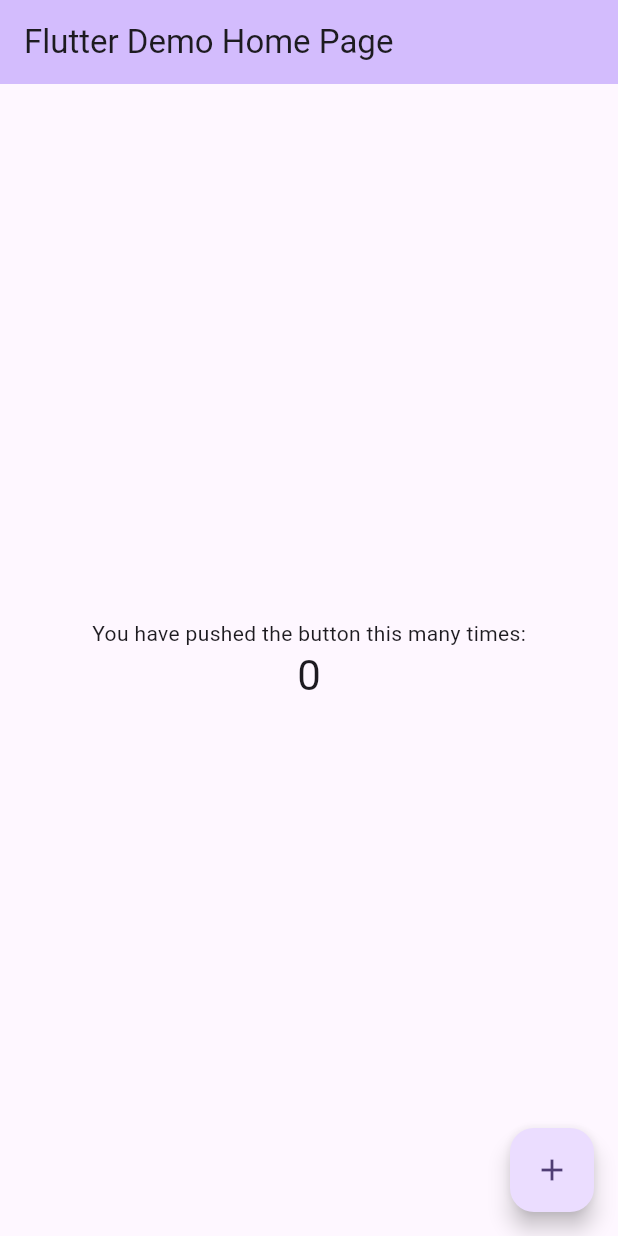
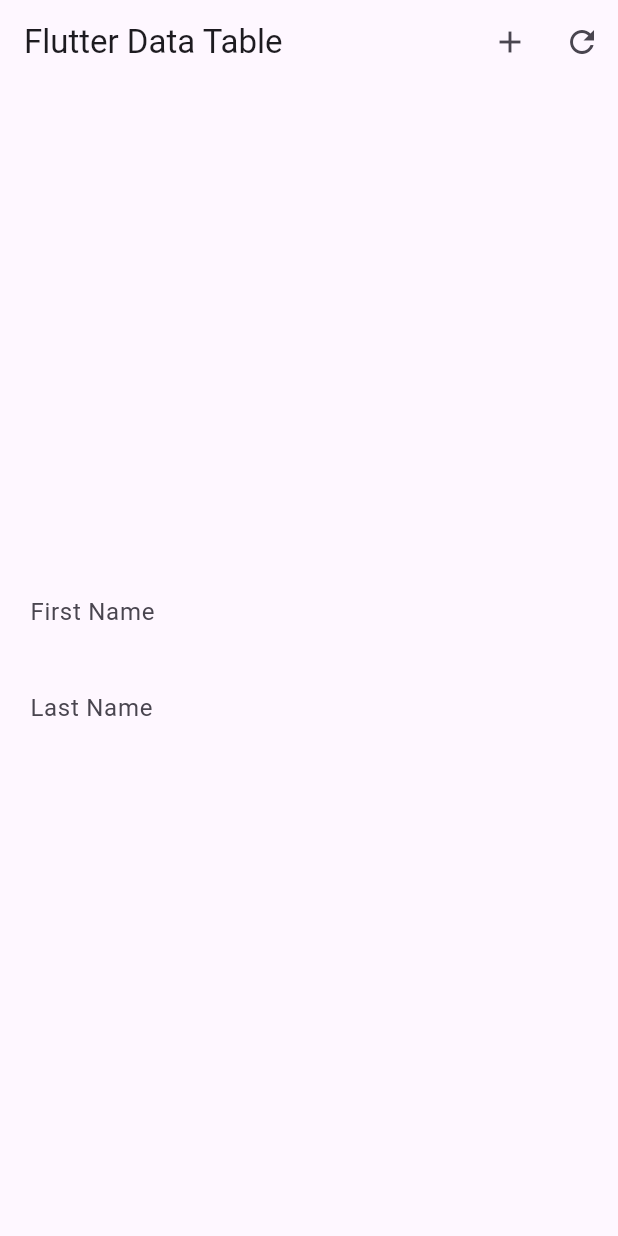
Before and after one commit to mkunal024/Flutter_projects, a Flutter app: the screen it shows after launch, on a phone screen of 412 x 824 dp. Run offline on Flutter 3.47's test engine with Material 3 defaults, Android fonts, the phone set to English and light mode, and no system bars.

Commit message:
PHP+UI(Flutter)

```diff
--- /dev/null
+++ b/CRUD/lab/lib/DataTableDemo.dart
@@ -0,0 +1,138 @@
+import 'package:flutter/material.dart';
+import 'package:flutter/rendering.dart';
+import 'Employee.dart';
+import 'Services.dart';
+
+class DataTableDemo extends StatefulWidget
+{
+  DataTableDemo(): super();
+  final String title = 'Flutter Data Table';
+
+  @override
+  State<StatefulWidget> createState()
+  {
+    return DataTableDemoState();
+  }
+}
+
+
+class DataTableDemoState extends State<DataTableDemo> {
+  late List <Employee> _employees;
+  late GlobalKey <ScaffoldState> _scaffoldKey;
+  late TextEditingController _firstNameController;
+  late TextEditingController _lastNameController;
+  late Employee _selectedEmployee;
+  late bool _isUpdating;
+  late String _titleProgress;
+
+  @override
+  void initState() {
+    super.initState();
+    _employees = [];
+    _isUpdating = false;
+    _titleProgress = widget.title;
+    _scaffoldKey = GlobalKey();
+    _firstNameController = TextEditingController();
+    _lastNameController = TextEditingController();
+  }
+
+  _showProgress(String message) {
+    setState(() {
+      _titleProgress = message;
+    });
+  }
+
+  _showSnackBar(context, message) {
+    //New enter
+    ScaffoldMessenger.of(context).showSnackBar(SnackBar(
+      content: Text("Incremented"), duration: Duration(milliseconds: 300),),);
+  }
+
+  _clearValues() {
+    _firstNameController.text = '';
+    _lastNameController.text = '';
+  }
+
+  _createTable() {
+    _showProgress('Creating table ... ');
+    Services.createTable().then((result) {
+      if ('success' == result) {
+        _showSnackBar(context, result);
+      }
+    });
+  }
+
+  _getEmployees() {
+
+  }
+
+  _updateEmployee() {
+
+  }
+
+
+//ui
+  Widget build(BuildContext context) {
+    return Scaffold(
+        key: _scaffoldKey,
+        appBar: AppBar(
+            title: Text(_titleProgress),
+            actions: <Widget>[
+              IconButton(
+                icon: Icon(Icons.add),
+                onPressed: () {
+                  _createTable();
+                },
+              ),
+              IconButton(
+                icon: Icon(Icons.refresh),
+                onPressed: () {
+                  _getEmployees();
+                },
+              ),
+            ]
+        ),
+        body: Container(
+          child: Column(
+            mainAxisAlignment: MainAxisAlignment.center,
+            children: <Widget>[
+              Padding(
+                padding: EdgeInsets.all(20.0),
+                child: TextField(
+                  controller: _firstNameController,
+                  decoration: InputDecoration.collapsed(hintText: 'First Name'),
+                ),
+              ),
+              Padding(
+                padding: EdgeInsets.all(20.0),
+                child: TextField(
+                  controller: _lastNameController,
+                  decoration: InputDecoration.collapsed(hintText: 'Last Name'),
+                ),
+              ),
+              _isUpdating
+                  ? Row(
+                children: <Widget>[
+                  OutlinedButton(
+                    child: Text('UPDATE'),
+                    onPressed: () {
+                      _updateEmployee();
+                    },
+                  ),
+                  OutlinedButton(
+                    child: Text('CANCEL'),
+                    onPressed: () {
+                      setState(() {
+                        _isUpdating = false;
+                      });
+                      _clearValues();
+                    },
+                  ),
+                ],
+              )
+                  : Container(),
+            ],
+          ),
+        ));
+  }
+}
--- a/CRUD/lab/lib/Employee.dart
+++ b/CRUD/lab/lib/Employee.dart
@@ -1,8 +1,8 @@
 class Employee
 {
-  int id;
-  String firstName;
-  String lastName;
+  int? id;
+  String? firstName;
+  String? lastName;
 
   Employee({this.id,this.firstName,this.lastName});
 
--- a/CRUD/lab/lib/main.dart
+++ b/CRUD/lab/lib/main.dart
@@ -1,125 +1,18 @@
 import 'package:flutter/material.dart';
+import 'DataTableDemo.dart';
 
 void main() {
-  runApp(const MyApp());
+  runApp(
+    HomeApp(),
+  );
 }
 
-class MyApp extends StatelessWidget {
-  const MyApp({super.key});
-
-  // This widget is the root of your application.
+class HomeApp extends StatelessWidget {
   @override
   Widget build(BuildContext context) {
     return MaterialApp(
-      title: 'Flutter Demo',
-      theme: ThemeData(
-        // This is the theme of your application.
-        //
-        // TRY THIS: Try running your application with "flutter run". You'll see
-        // the application has a purple toolbar. Then, without quitting the app,
-        // try changing the seedColor in the colorScheme below to Colors.green
-        // and then invoke "hot reload" (save your changes or press the "hot
-        // reload" button in a Flutter-supported IDE, or press "r" if you used
-        // the command line to start the app).
-        //
-        // Notice that the counter didn't reset back to zero; the application
-        // state is not lost during the reload. To reset the state, use hot
-        // restart instead.
-        //
-        // This works for code too, not just values: Most code changes can be
-        // tested with just a hot reload.
-        colorScheme: ColorScheme.fromSeed(seedColor: Colors.deepPurple),
-        useMaterial3: true,
-      ),
-      home: const MyHomePage(title: 'Flutter Demo Home Page'),
+      debugShowCheckedModeBanner: false,
+      home: DataTableDemo(),
     );
   }
 }
-
-class MyHomePage extends StatefulWidget {
-  const MyHomePage({super.key, required this.title});
-
-  // This widget is the home page of your application. It is stateful, meaning
-  // that it has a State object (defined below) that contains fields that affect
-  // how it looks.
-
-  // This class is the configuration for the state. It holds the values (in this
-  // case the title) provided by the parent (in this case the App widget) and
-  // used by the build method of the State. Fields in a Widget subclass are
-  // always marked "final".
-
-  final String title;
-
-  @override
-  State<MyHomePage> createState() => _MyHomePageState();
-}
-
-class _MyHomePageState extends State<MyHomePage> {
-  int _counter = 0;
-
-  void _incrementCounter() {
-    setState(() {
-      // This call to setState tells the Flutter framework that something has
-      // changed in this State, which causes it to rerun the build method below
-      // so that the display can reflect the updated values. If we changed
-      // _counter without calling setState(), then the build method would not be
-      // called again, and so nothing would appear to happen.
-      _counter++;
-    });
-  }
-
-  @override
-  Widget build(BuildContext context) {
-    // This method is rerun every time setState is called, for instance as done
-    // by the _incrementCounter method above.
-    //
-    // The Flutter framework has been optimized to make rerunning build methods
-    // fast, so that you can just rebuild anything that needs updating rather
-    // than having to individually change instances of widgets.
-    return Scaffold(
-      appBar: AppBar(
-        // TRY THIS: Try changing the color here to a specific color (to
-        // Colors.amber, perhaps?) and trigger a hot reload to see the AppBar
-        // change color while the other colors stay the same.
-        backgroundColor: Theme.of(context).colorScheme.inversePrimary,
-        // Here we take the value from the MyHomePage object that was created by
-        // the App.build method, and use it to set our appbar title.
-        title: Text(widget.title),
-      ),
-      body: Center(
-        // Center is a layout widget. It takes a single child and positions it
-        // in the middle of the parent.
-        child: Column(
-          // Column is also a layout widget. It takes a list of children and
-          // arranges them vertically. By default, it sizes itself to fit its
-          // children horizontally, and tries to be as tall as its parent.
-          //
-          // Column has various properties to control how it sizes itself and
-          // how it positions its children. Here we use mainAxisAlignment to
-          // center the children vertically; the main axis here is the vertical
-          // axis because Columns are vertical (the cross axis would be
-          // horizontal).
-          //
-          // TRY THIS: Invoke "debug painting" (choose the "Toggle Debug Paint"
-          // action in the IDE, or press "p" in the console), to see the
-          // wireframe for each widget.
-          mainAxisAlignment: MainAxisAlignment.center,
-          children: <Widget>[
-            const Text(
-              'You have pushed the button this many times:',
-            ),
-            Text(
-              '$_counter',
-              style: Theme.of(context).textTheme.headlineMedium,
-            ),
-          ],
-        ),
-      ),
-      floatingActionButton: FloatingActionButton(
-        onPressed: _incrementCounter,
-        tooltip: 'Increment',
-        child: const Icon(Icons.add),
-      ), // This trailing comma makes auto-formatting nicer for build methods.
-    );
-  }
-}
```
Also changed, not shown: CRUD/lab/lib/Services.dart (+11 -11 lines), 2 other files.
